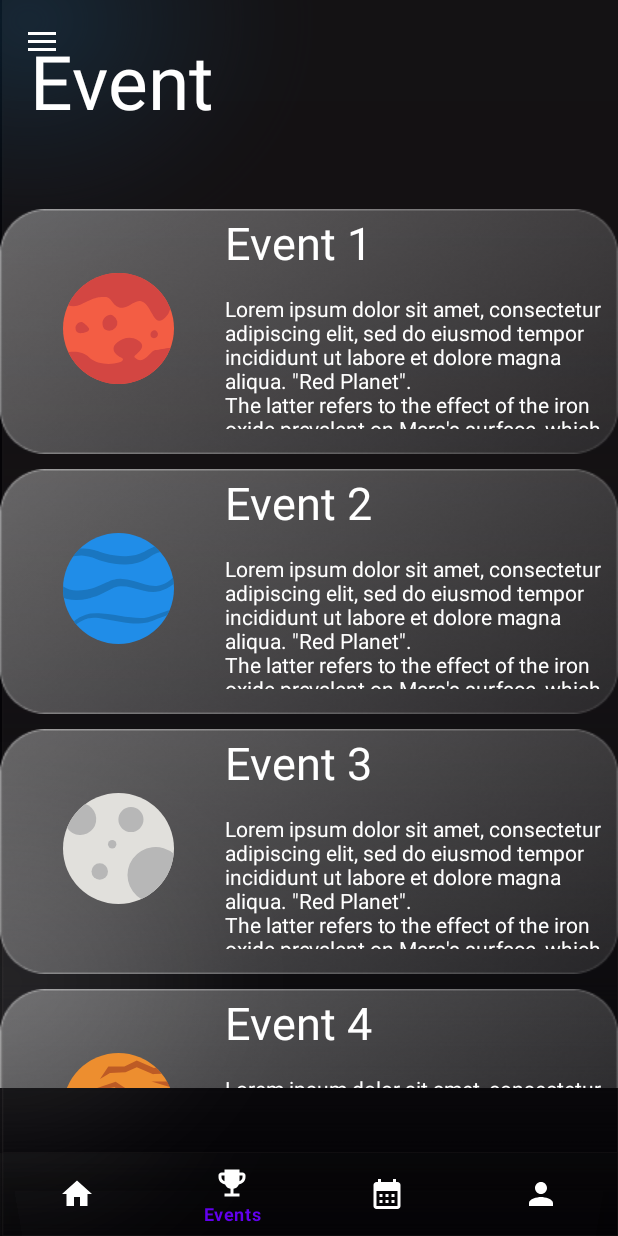
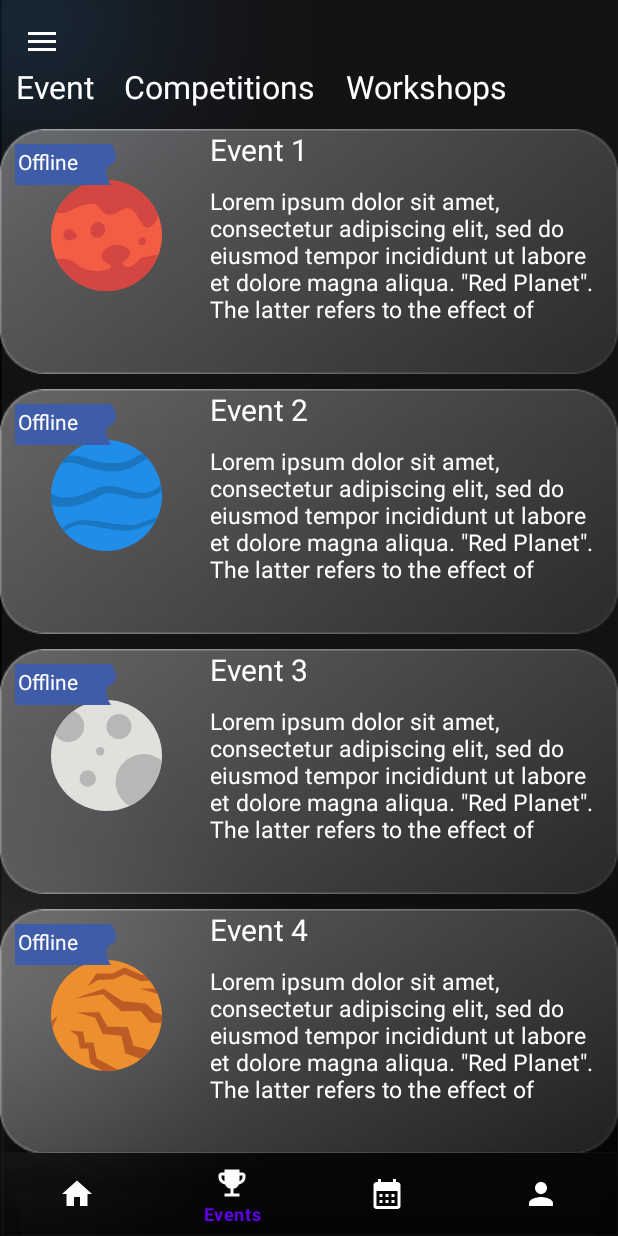
Before and after one commit to Architechs-IITGOA/cepheus23_android_app, an Android app: the EventsFragment screen opened through its navigation route, on a phone screen of 412 x 824 dp. Run offline under Robolectric (Android 15) with nearby library versions, the phone set to English and light mode, and no system bars; our stand-ins replace navigation-ui; Roboto replaces fonts that are not available here.

Commit message:
UI changes in event recycler

```diff
--- a/app/src/main/res/layout/events_element.xml
+++ b/app/src/main/res/layout/events_element.xml
@@ -8,13 +8,33 @@
     android:layout_marginBottom="10dp"
     android:background="@drawable/rectangle21">
 
+    <LinearLayout
+        android:id="@+id/iv_event_type"
+        android:layout_width="67dp"
+        android:layout_height="27dp"
+        android:layout_marginLeft="10dp"
+        android:layout_marginTop="10dp"
+        android:background="@drawable/online_offline_tag_rectangle"
+        android:elevation="100dp"
+        android:scaleType="center">
+
+        <TextView
+            android:layout_width="wrap_content"
+            android:layout_height="wrap_content"
+            android:padding="2dp"
+            android:text="Offline"
+            android:textColor="@color/white"/>
+    </LinearLayout>
 
 
 
     <LinearLayout
         android:layout_width="match_parent"
         android:layout_height="wrap_content"
-                    android:orientation="horizontal">
+        android:orientation="horizontal"
+        android:layout_marginStart="-85dp">
+
+
 
         <ImageView
             android:id="@+id/iv_event"
@@ -26,6 +46,9 @@
             android:scaleType="center"
             android:src="@drawable/ic_earth" />
 
+
+
+
         <LinearLayout
             android:layout_width="match_parent"
             android:layout_height="wrap_content"
@@ -33,27 +56,26 @@
 
             <TextView
                 android:id="@+id/event_name"
-                                    android:padding="2dp"
-                                    android:layout_width="match_parent"
+                android:layout_width="260dp"
                 android:layout_height="wrap_content"
                 android:layout_alignParentEnd="true"
                 android:layout_alignParentBottom="true"
                 android:layout_marginBottom="10dp"
+                android:padding="0dp"
                 android:text="Ardionos' trials"
                 android:textColor="@color/white"
-                                    android:textSize="30sp" />
+                android:textSize="20sp" />
 
             <TextView
                 android:id="@+id/event_desc"
-                                android:layout_width="match_parent"
+                android:layout_width="260dp"
                 android:layout_height="94dp"
-                                android:padding="2dp"
                 android:layout_alignParentBottom="true"
+                android:padding="0dp"
+                android:textSize="15sp"
                 android:text="AHDKDFBJFVKEJBRFJKVADBKFJABKFJBKJ"
 
                 android:textColor="@color/white" />
         </LinearLayout>
-
-
     </LinearLayout>
 </LinearLayout>
--- a/app/src/main/res/layout/fragment_events.xml
+++ b/app/src/main/res/layout/fragment_events.xml
@@ -16,22 +16,59 @@ tools:context=".fragments.EventsFragment">
             android:layout_width="match_parent"
             android:layout_height="match_parent"
             tools:layout_editor_absoluteX="20dp" >
+            <LinearLayout
+                android:id="@+id/ll_panel"
+                android:layout_marginTop="15dp"
+                android:layout_width="match_parent"
+                android:layout_height="wrap_content"
+                android:orientation="horizontal">
                 <TextView
                     android:id="@+id/tv_events"
                     android:layout_width="wrap_content"
+                    android:layout_marginTop="12dp"
                     android:layout_height="wrap_content"
-                android:padding="20dp"
+                    android:padding="10dp"
                     android:text="Event"
                     android:textColor="@color/white"
-                android:textSize="50sp"
+                    android:layout_gravity="center"
+                    android:gravity="end"
+                    android:textSize="21sp"
                     app:layout_constraintStart_toStartOf="parent" />
+                <TextView
+                    android:id="@+id/tv_competitions"
+                    android:layout_width="wrap_content"
+                    android:layout_marginTop="12dp"
+                    android:layout_height="wrap_content"
+                    android:layout_gravity="center"
+                    android:padding="10dp"
+                    android:text="Competitions"
+                    android:gravity="end"
+
+                    android:textColor="@color/white"
+                    android:textSize="21sp"
+                    app:layout_constraintStart_toStartOf="parent" />
+                <TextView
+                    android:id="@+id/tv_workshops"
+                    android:layout_width="wrap_content"
+                    android:layout_marginTop="12dp"
+                    android:layout_height="wrap_content"
+                    android:layout_gravity="center"
+                    android:gravity="end"
+
+                    android:padding="10dp"
+                    android:text="Workshops"
+                    android:textColor="@color/white"
+                    android:textSize="21sp"
+                    app:layout_constraintStart_toStartOf="parent" />
+            </LinearLayout>
+
 
             <androidx.recyclerview.widget.RecyclerView
                 android:id="@+id/view_event_recycler"
                 android:layout_width="match_parent"
-                android:layout_height="586dp"
-                android:layout_below="@+id/tv_events"
-                android:layout_marginTop="32dp" />
+                android:layout_height="match_parent"
+                android:layout_below="@+id/ll_panel"
+                android:layout_marginTop="10dp" />
 
 
         </RelativeLayout>
```
Also changed, not shown: app/src/main/res/drawable-v24/online_offline_tag_rectangle.png (added). Lines whose indentation alone changed are shown as unchanged.
